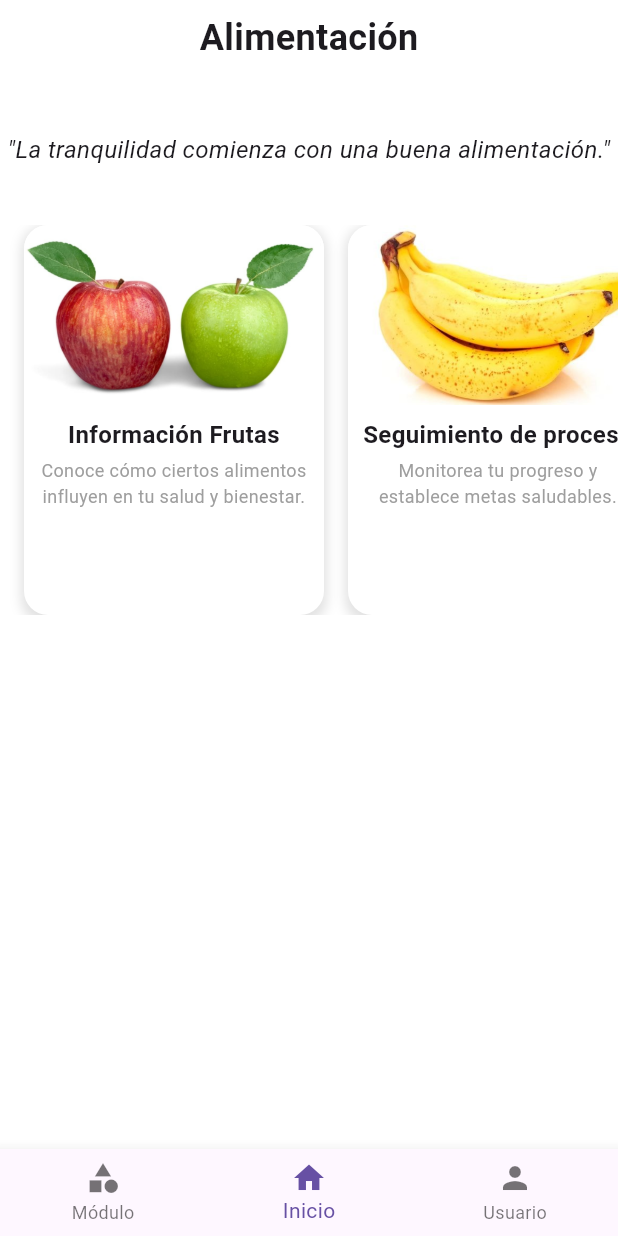
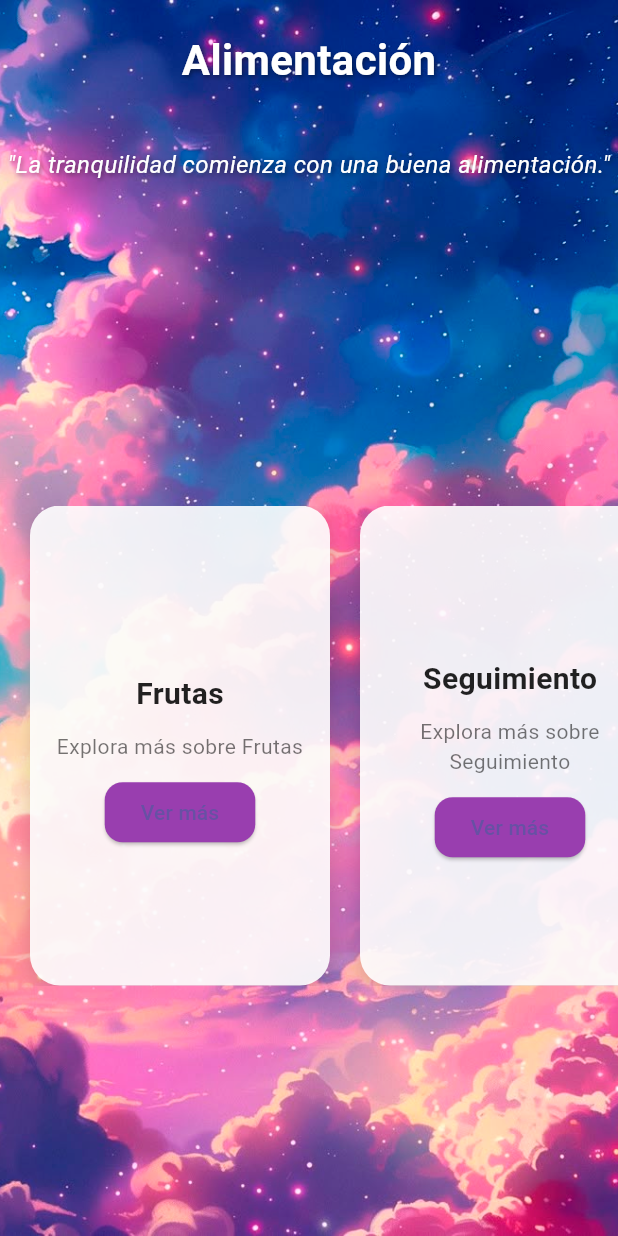
Before and after one commit to JoseH-star/AlimentacionFlutter, a Flutter app: the StartScreen screen opened directly, on a phone screen of 412 x 824 dp. Run offline on Flutter 3.47's test engine with Material 3 defaults, Android fonts, the phone set to English and light mode, and no system bars.

Commit message:
Cambios Maña

```diff
--- a/lib/main.dart
+++ b/lib/main.dart
@@ -1,6 +1,6 @@
 import 'package:flutter/material.dart';
+//import 'screens/welcome_screen.dart';
 import 'screens/wellness_test_screen.dart';
-// import 'screens/welcome_screen.dart';
 
 void main() {
   runApp(const MyApp());
--- a/lib/screens/welcome_screen.dart
+++ b/lib/screens/welcome_screen.dart
@@ -7,24 +7,42 @@ class StartScreen extends StatelessWidget {
   @override
   Widget build(BuildContext context) {
     return Scaffold(
-      backgroundColor: Colors.white,
+      body: Stack(
+        children: [
+          // Fondo con imagen tranquila
+          Container(
+            decoration: const BoxDecoration(
+              image: DecorationImage(
+                image: AssetImage('assets/Fondo_Inicio.png'), // Asegúrate de tener esta imagen
+                fit: BoxFit.cover,
+              ),
+            ),
+          ),
 
-      // Cuerpo principal de la pantalla
-      body: SafeArea(
+          SafeArea(
             child: Column(
               crossAxisAlignment: CrossAxisAlignment.center,
               children: [
-            // Título de la página
-            const Padding(
-              padding: EdgeInsets.symmetric(vertical: 8.0),
-              child: Text(
+                const SizedBox(height: 20),
+
+                // Título
+                const Text(
                   'Alimentación',
-                style: TextStyle(fontSize: 24, fontWeight: FontWeight.bold),
+                  style: TextStyle(
+                    fontSize: 28,
+                    fontWeight: FontWeight.bold,
+                    color: Colors.white,
+                    shadows: [
+                      Shadow(
+                        color: Colors.black45,
+                        blurRadius: 4,
+                        offset: Offset(1, 1),
+                      ),
+                    ],
                   ),
                 ),
 
                 const SizedBox(height: 10),
-
 
                 // Carrusel de texto motivacional
                 SizedBox(
@@ -35,158 +53,143 @@ class StartScreen extends StatelessWidget {
                         child: Text(
                           '"La tranquilidad comienza con una buena alimentación."',
                           textAlign: TextAlign.center,
-                      style: TextStyle(fontSize: 16, fontStyle: FontStyle.italic),
+                          style: TextStyle(
+                            fontSize: 16,
+                            fontStyle: FontStyle.italic,
+                            color: Colors.white,
+                            shadows: [
+                              Shadow(
+                                color: Colors.black45,
+                                blurRadius: 4,
+                                offset: Offset(1, 1),
+                              ),
+                            ],
+                          ),
                         ),
                       ),
                       Center(
                         child: Text(
                           '"Cuida tu cuerpo, es el único lugar donde tienes que vivir."',
                           textAlign: TextAlign.center,
-                      style: TextStyle(fontSize: 16, fontStyle: FontStyle.italic),
+                          style: TextStyle(
+                            fontSize: 16,
+                            fontStyle: FontStyle.italic,
+                            color: Colors.white,
+                            shadows: [
+                              Shadow(
+                                color: Colors.black45,
+                                blurRadius: 4,
+                                offset: Offset(1, 1),
+                              ),
+                            ],
+                          ),
                         ),
                       ),
                       Center(
                         child: Text(
                           '"Cada pequeño paso hacia una mejor alimentación es un gran paso hacia tu bienestar."',
                           textAlign: TextAlign.center,
-                      style: TextStyle(fontSize: 16, fontStyle: FontStyle.italic),
+                          style: TextStyle(
+                            fontSize: 16,
+                            fontStyle: FontStyle.italic,
+                            color: Colors.white,
+                            shadows: [
+                              Shadow(
+                                color: Colors.black45,
+                                blurRadius: 4,
+                                offset: Offset(1, 1),
+                              ),
+                            ],
+                          ),
                         ),
                       ),
                     ],
                   ),
                 ),
 
-            const SizedBox(height: 10),
+                const SizedBox(height: 20),
 
-            // Carrusel de tarjetas
-            SizedBox(
-              height: 260,
+                // Carrusel de tarjetas centrado
+                Expanded(
+                  child: Center(
+                    child: SizedBox(
+                      height: 320,
                       child: ListView(
                         scrollDirection: Axis.horizontal,
-                padding: const EdgeInsets.symmetric(horizontal: 16),
+                        padding: const EdgeInsets.symmetric(horizontal: 20),
                        children: [
-                  _buildCard(
-                    context,
-                    imagePath: 'assets/manzana.png',
-                    title: 'Información Frutas',
-                    description:
-                        'Conoce cómo ciertos alimentos influyen en tu salud y bienestar.',
-                    onTap: () {
-                      Navigator.push(
-                        context,
-                        MaterialPageRoute(builder: (context) => const HomeScreen()),
-                      );
-                    },
+                          buildCard(context, 'Frutas', 'assets/Ciruela.png'),
+                          const SizedBox(width: 20),
+                          buildCard(context, 'Seguimiento', 'assets/images/seguimiento.png'),
+                          const SizedBox(width: 20),
+                          buildCard(context, 'Foro', 'assets/images/foro.png'),
+                        ],
                       ),
-                  const SizedBox(width: 16),
-                  _buildCard(
-                    context,
-                    imagePath: 'assets/banano.png',
-                    title: 'Seguimiento de proceso',
-                    description:
-                        'Monitorea tu progreso y establece metas saludables.',
-                    onTap: () {
-                      // Aquí más adelante podemos poner la ruta de seguimiento
-                    },
                     ),
-                  const SizedBox(width: 16),
-                  _buildCard(
-                    context,
-                    imagePath: 'assets/banano.png',
-                    title: 'Foro',
-                    description:
-                        'Comparte experiencias y consejos con la comunidad.',
-                    onTap: () {
-                      // Aquí más adelante podemos poner la ruta del foro
-                    },
+                  ),
                 ),
               ],
             ),
           ),
         ],
       ),
-      ),
-
-      // Barra de navegación inferior
-      bottomNavigationBar: BottomNavigationBar(
-        items: const [
-          BottomNavigationBarItem(
-            icon: Icon(Icons.category),
-            label: 'Módulo',
-          ),
-          BottomNavigationBarItem(
-            icon: Icon(Icons.home),
-            label: 'Inicio',
-          ),
-          BottomNavigationBarItem(
-            icon: Icon(Icons.person),
-            label: 'Usuario',
-          ),
-        ],
-        currentIndex: 1, // Index de inicio seleccionado
-        onTap: (index) {
-          // Aquí puedes manejar la navegación según el índice seleccionado
-        },
-      ),
     );
   }
 
-  // Método privado para construir las tarjetas
-  Widget _buildCard(BuildContext context,
-      {required String imagePath,
-      required String title,
-      required String description,
-      required VoidCallback onTap}) {
-    return GestureDetector(
-      onTap: onTap,
-      child: Container(
+  // Método para construir las tarjetas
+  Widget buildCard(BuildContext context, String title, String imagePath) {
+    return Container(
       width: 200,
       decoration: BoxDecoration(
-          color: Colors.white,
-          borderRadius: BorderRadius.circular(16),
+        color: Colors.white.withOpacity(0.9),
+        borderRadius: BorderRadius.circular(20),
         boxShadow: [
           BoxShadow(
-              color: Colors.grey.withOpacity(0.3),
-              spreadRadius: 2,
-              blurRadius: 6,
-              offset: const Offset(0, 3),
+            color: Colors.black12,
+            blurRadius: 8,
+            offset: Offset(0, 4),
           ),
         ],
       ),
       child: Column(
-          crossAxisAlignment: CrossAxisAlignment.center,
+        mainAxisAlignment: MainAxisAlignment.center,
         children: [
-            ClipRRect(
-              borderRadius: const BorderRadius.vertical(top: Radius.circular(16)),
-              child: Image.asset(
-                imagePath,
-                height: 120,
-                width: double.infinity,
-                fit: BoxFit.cover,
+
+          const SizedBox(height: 20),
+          Text(
+            title,
+            style: const TextStyle(
+              fontSize: 20,
+              fontWeight: FontWeight.bold,
+              color: Colors.black87,
             ),
           ),
-            const SizedBox(height: 8),
-            Padding(
-              padding: const EdgeInsets.symmetric(horizontal: 8.0),
-              child: Text(
-                title,
+          const SizedBox(height: 10),
+          Text(
+            'Explora más sobre $title',
+            textAlign: TextAlign.center,
             style: const TextStyle(
-                    fontSize: 16, fontWeight: FontWeight.bold),
-                textAlign: TextAlign.center,
+              fontSize: 14,
+              color: Colors.black54,
             ),
           ),
-            const SizedBox(height: 4),
-            Padding(
-              padding: const EdgeInsets.symmetric(horizontal: 8.0),
-              child: Text(
-                description,
-                style: const TextStyle(fontSize: 12, color: Colors.grey),
-                textAlign: TextAlign.center,
+          const SizedBox(height: 10),
+          ElevatedButton(
+            onPressed: () {
+              Navigator.push(
+                context,
+                MaterialPageRoute(builder: (context) => const HomeScreen()),
+              );
+            },
+            style: ElevatedButton.styleFrom(
+              backgroundColor: const Color.fromARGB(255, 153, 62, 175),
+              shape: RoundedRectangleBorder(
+                borderRadius: BorderRadius.circular(12),
               ),
             ),
-            const SizedBox(height: 8),
+            child: const Text('Ver más'),
+          ),
         ],
-        ),
       ),
     );
   }
```
Also changed, not shown: lib/screens/wellness_test_screen.dart (+101 -89 lines), assets/Fondo_Inicio.png (added), assets/Fondo_Test.png (added). Lines whose indentation alone changed are shown as unchanged.
